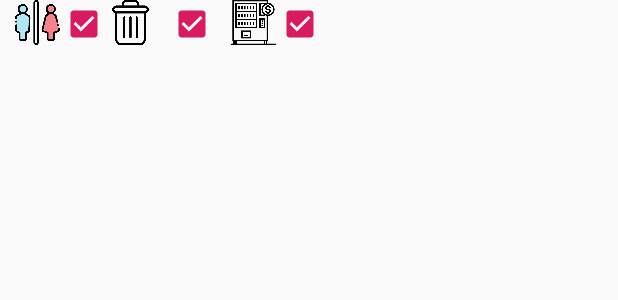
After one commit to ChoiysApple/Project-Sonagi, an Android app: the layout fragment_selection.xml on its own in the app's theme, with its tools: preview values and no code run, on a phone screen of 412 x 824 dp. The commit adds this screen. Shown: the top 300 px of the screen. Run offline under Robolectric (Android 15) with nearby library versions, the phone set to English and light mode, and no system bars.

Commit message:
fragment

```diff
--- /dev/null
+++ b/App/Sonagi/app/src/main/java/com/example/price_this/sonagi/SelcetionFragment.java
@@ -0,0 +1,17 @@
+package com.example.price_this.sonagi;
+
+import android.os.Bundle;
+import android.support.v4.app.Fragment;
+import android.view.LayoutInflater;
+import android.view.View;
+import android.view.ViewGroup;
+import android.widget.Button;
+
+public class SelectionFragment extends Fragment {
+
+    public View onCreateView(LayoutInflater inflater, ViewGroup container, Bundle savedInstanceState){
+        ViewGroup rootView = (ViewGroup) inflater.inflate(R.layout.fragment_selection, container, false);
+
+        return rootView;
+    }
+}
--- a/App/Sonagi/app/src/main/res/layout/activity_main.xml
+++ b/App/Sonagi/app/src/main/res/layout/activity_main.xml
@@ -3,12 +3,23 @@
     xmlns:tools="http://schemas.android.com/tools"
     android:layout_width="match_parent"
     android:layout_height="match_parent"
-    tools:context=".MainActivity" >
+    tools:context=".MainActivity"
+    android:orientation="vertical">
+
 
     <fragment
         android:id="@+id/map"
         android:layout_width="match_parent"
         android:layout_height="match_parent"
-        class="com.google.android.gms.maps.MapFragment" />
+        class="com.google.android.gms.maps.MapFragment"
+        android:layout_weight="1"/>
+
+    <fragment
+        android:id="@+id/fragment1"
+        android:name="com.example.choiysapple.frag.SelectionFragment"
+        android:layout_width="match_parent"
+        android:layout_height="match_parent"
+        android:layout_weight="3" />
+
 
 </LinearLayout>
--- /dev/null
+++ b/App/Sonagi/app/src/main/res/layout/fragment_selection.xml
@@ -0,0 +1,50 @@
+<?xml version="1.0" encoding="utf-8"?>
+<LinearLayout xmlns:android="http://schemas.android.com/apk/res/android"
+    android:layout_width="match_parent"
+    android:layout_height="match_parent"
+    android:orientation="horizontal"
+    android:id = "@+id/selectionFragment">
+
+    <ImageView
+        android:layout_width="30dp"
+        android:layout_height="30dp"
+        android:layout_marginLeft="10dp"
+        android:src="@drawable/toilet_color" />
+
+    <CheckBox
+        android:id = "@+id/checkToilet"
+        android:layout_width="wrap_content"
+        android:layout_height="wrap_content"
+        android:text=""
+        android:margin="20dp"
+        android:checked="true" />
+
+    <ImageView
+        android:layout_width="30dp"
+        android:layout_height="30dp"
+        android:layout_marginRight="10dp"
+        android:src="@drawable/trashcan" />
+
+
+    <CheckBox
+        android:id = "@+id/checkTrash"
+        android:layout_width="wrap_content"
+        android:layout_height="wrap_content"
+        android:layout_marginRight="10dp"
+        android:text=""
+        android:checked="true" />
+
+    <ImageView
+        android:layout_width="30dp"
+        android:layout_height="30dp"
+        android:src="@drawable/vending_machine" />
+
+    <CheckBox
+        android:id = "@+id/checkBending"
+        android:layout_width="wrap_content"
+        android:layout_height="wrap_content"
+        android:layout_marginRight="10dp"
+        android:text=""
+        android:checked="true" />
+
+</LinearLayout>
```
